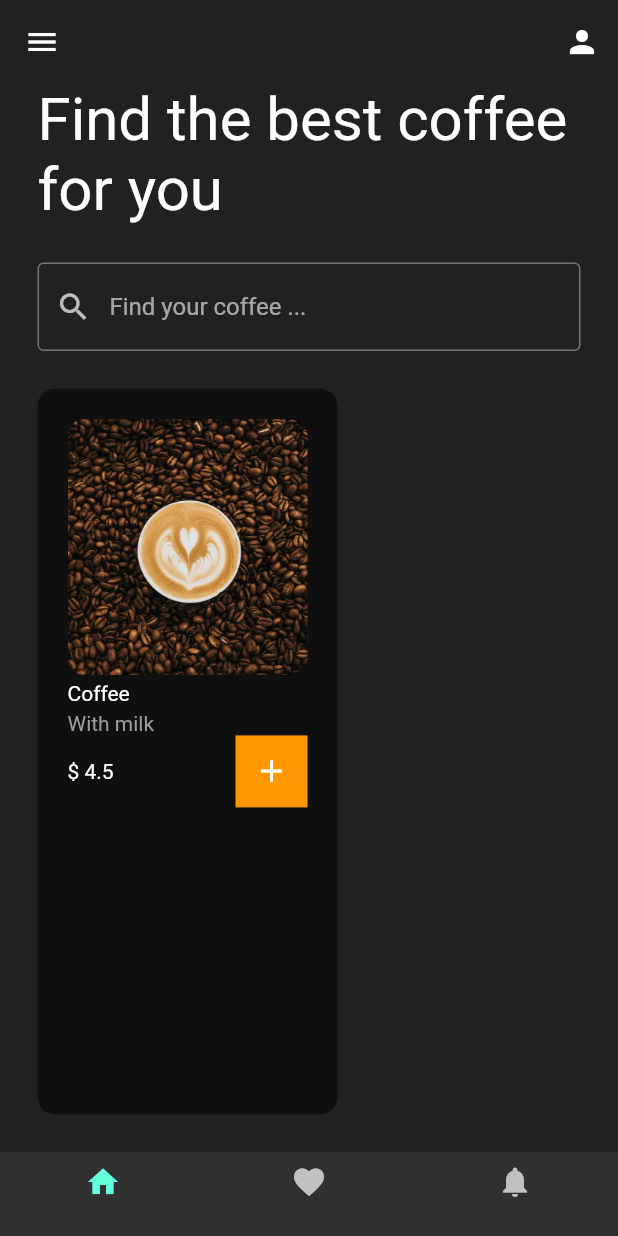
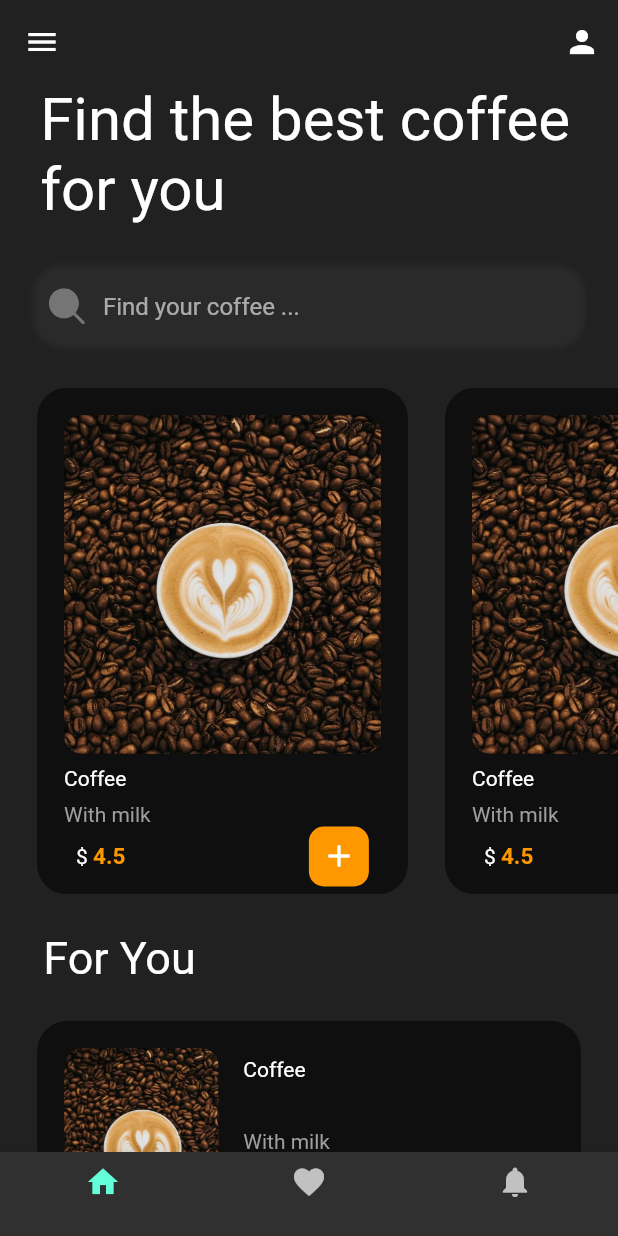
Before and after one commit to MERakram/tea_salon, a Flutter app: the screen it shows after launch, on a phone screen of 412 x 824 dp. Run offline on Flutter 3.47's test engine with Material 2 defaults, Android fonts, the phone set to English and light mode, and no system bars; our stand-ins replace flutter_svg, get.

Commit message:
two listviews + icon + getx start

```diff
--- a/lib/components/coffee_card.dart
+++ /dev/null
@@ -1,45 +0,0 @@
-import 'package:flutter/material.dart';
-
-class CoffeeCard extends StatelessWidget {
-  const CoffeeCard({Key? key}) : super(key: key);
-
-  @override
-  Widget build(BuildContext context) {
-    return Padding(
-      padding: const EdgeInsets.only(left: 25, bottom: 25),
-      child: Container(
-        padding: const EdgeInsets.all(20),
-        width: 200,
-        decoration: BoxDecoration(
-          borderRadius: BorderRadius.circular(12),
-          color: Colors.black54,
-        ),
-        child: Column(
-          crossAxisAlignment: CrossAxisAlignment.start,
-          children: [
-            ClipRRect(
-              borderRadius: BorderRadius.circular(12),
-              child: Image.asset('assets/images/coffee.jpg'),
-            ),
-            const SizedBox(height: 4,),
-            const Text('Coffee'),
-            const SizedBox(height: 4,),
-            Text(
-              'With milk',
-              style: TextStyle(color: Colors.grey[500]),
-            ),
-            Row(
-              mainAxisAlignment: MainAxisAlignment.spaceBetween,
-              children:[
-                const Text('\$ 4.5'),
-                Container(
-                  color: Colors.orange,
-                  child: IconButton(onPressed: (){}, icon: const Icon(Icons.add)))
-              ]
-            )
-          ],
-        ),
-      ),
-    );
-  }
-}
--- /dev/null
+++ b/lib/components/horizontal_coffee_card.dart
@@ -0,0 +1,75 @@
+import 'package:flutter/material.dart';
+
+class HorizontalCoffeeCard extends StatelessWidget {
+  const HorizontalCoffeeCard({Key? key}) : super(key: key);
+
+  @override
+  Widget build(BuildContext context) {
+    Size size = MediaQuery.of(context).size;
+    double height = size.height;
+    double width = size.width;
+    return Padding(
+      padding: EdgeInsets.only(left: width * 0.06),
+      child: Container(
+        padding: const EdgeInsets.all(18),
+        width: width * 0.6,
+        decoration: BoxDecoration(
+          borderRadius: BorderRadius.circular(20),
+          color: Colors.black54,
+        ),
+        child: Column(
+          crossAxisAlignment: CrossAxisAlignment.start,
+          children: [
+            ClipRRect(
+              borderRadius: BorderRadius.circular(12),
+              child: Image.asset('assets/images/coffee.jpg'),
+            ),
+             SizedBox(
+              height: height*0.01,
+            ),
+            const Text('Coffee'),
+             SizedBox(
+              height: height*0.01,
+            ),
+            Text(
+              'With milk',
+              style: TextStyle(color: Colors.grey[500]),
+            ),
+            Padding(
+              padding: const EdgeInsets.symmetric(horizontal: 8.0),
+              child: Row(
+                mainAxisAlignment: MainAxisAlignment.spaceBetween,
+                children: [
+                  Text.rich(
+                    TextSpan(
+                      text: '\$ ',
+                      children: <InlineSpan>[
+                        TextSpan(
+                          text: '4.5',
+                          style: TextStyle(
+                              fontSize: 15,
+                              fontWeight: FontWeight.bold,
+                              color: Colors.orange),
+                        )
+                      ],
+                    ),
+                  ),
+                  Container(
+                    padding: const EdgeInsets.all(8),
+                    decoration: BoxDecoration(
+                      borderRadius: BorderRadius.circular(10),
+                      color: Colors.orange,
+                    ),
+                    child: Icon(
+                      Icons.add,
+                    ),
+                  ),
+                ],
+              ),
+            ),
+          ],
+        ),
+      ),
+    );
+  }
+}
--- /dev/null
+++ b/lib/components/vertical_coffee_cards.dart
@@ -0,0 +1,104 @@
+import 'package:flutter/material.dart';
+
+class VerticalCoffeeCard extends StatelessWidget {
+  const VerticalCoffeeCard({Key? key}) : super(key: key);
+
+  @override
+  Widget build(BuildContext context) {
+    Size size = MediaQuery.of(context).size;
+    double height = size.height;
+    double width = size.width;
+    return Padding(
+      padding: EdgeInsets.only(left: width * 0.06, right: width * 0.06),
+      child: Container(
+        margin: EdgeInsets.only(bottom: height*0.01),
+        padding: const EdgeInsets.all(18),
+        height: height * 0.2,
+        decoration: BoxDecoration(
+          borderRadius: BorderRadius.circular(20),
+          color: Colors.black54,
+        ),
+        child: Row(
+          crossAxisAlignment: CrossAxisAlignment.start,
+          children: [
+            Flexible(
+              flex: 1,
+              child: Container(
+                height: height * 0.25,
+                width: width*0.25,
+                child: ClipRRect(
+                  borderRadius: BorderRadius.circular(12),
+                  child: Image.asset(
+                    'assets/images/coffee.jpg',
+                    scale: 4,fit: BoxFit.cover,
+                  ),
+                ),
+              ),
+            ),
+            SizedBox(
+              width: width * 0.02,
+            ),
+            Flexible(
+              flex: 2,
+              child: Container(
+                // color: Colors.deepPurpleAccent,
+                child: Column(
+                  mainAxisAlignment: MainAxisAlignment.spaceAround,
+                  crossAxisAlignment: CrossAxisAlignment.start,
+                  children: [
+                    Padding(
+                      padding: EdgeInsets.only(left:width * 0.02 ),
+                      child: Text('Coffee'),
+                    ),
+                    SizedBox(
+                      height: height * 0.01,
+                    ),
+                    Padding(
+                      padding: EdgeInsets.only(left:width * 0.02 ),
+                      child: Text(
+                        'With milk',
+                        style: TextStyle(color: Colors.grey[500]),
+                      ),
+                    ),
+                    Padding(
+                      padding: const EdgeInsets.symmetric(horizontal: 8.0),
+                      child: Row(
+                        mainAxisAlignment: MainAxisAlignment.spaceBetween,
+                        children: [
+                          Text.rich(
+                            TextSpan(
+                              text: '\$ ',
+                              children: <InlineSpan>[
+                                TextSpan(
+                                  text: '4.5',
+                                  style: TextStyle(
+                                      fontSize: 15,
+                                      fontWeight: FontWeight.bold,
+                                      color: Colors.orange),
+                                )
+                              ],
+                            ),
+                          ),
+                          Container(
+                            padding: const EdgeInsets.all(8),
+                            decoration: BoxDecoration(
+                              borderRadius: BorderRadius.circular(10),
+                              color: Colors.orange,
+                            ),
+                            child: Icon(
+                              Icons.add,
+                            ),
+                          ),
+                        ],
+                      ),
+                    ),
+                  ],
+                ),
+              ),
+            ),
+          ],
+        ),
+      ),
+    );
+  }
+}
--- /dev/null
+++ b/lib/controllers/FetchData.dart
@@ -0,0 +1,6 @@
+class FetchData
+{
+  String fetch(){
+    return 'api response';
+  }
+}
--- a/lib/main.dart
+++ b/lib/main.dart
@@ -1,4 +1,5 @@
 import 'package:flutter/material.dart';
+import 'package:get/get_navigation/src/root/get_material_app.dart';
 import 'package:tea_salon/pages/home_page.dart';
 
 void main() {
@@ -11,13 +12,13 @@ class MyApp extends StatelessWidget {
   // This widget is the root of your application.
   @override
   Widget build(BuildContext context) {
-    return MaterialApp(
-      title: 'Flutter Demo',
+    return GetMaterialApp(
+      debugShowCheckedModeBanner: false,
       theme: ThemeData(
         brightness: Brightness.dark,
         primarySwatch: Colors.orange,
       ),
-      home: const HomePage(),
+      home: HomePage(),
     );
   }
 }
--- /dev/null
+++ b/lib/pages/ProfilePage.dart
@@ -0,0 +1,11 @@
+import 'package:flutter/material.dart';
+class ProfilePage extends StatelessWidget {
+  const ProfilePage({Key? key}) : super(key: key);
+
+  @override
+  Widget build(BuildContext context) {
+    return SafeArea(child: Scaffold(
+      body: Container(color: Colors.red,),
+    ));
+  }
+}
--- a/lib/pages/home_page.dart
+++ b/lib/pages/home_page.dart
@@ -1,8 +1,15 @@
 // ignore_for_file: prefer_const_constructors, prefer_const_literals_to_create_immutables
 
+import 'dart:ui';
+
 import 'package:flutter/material.dart';
+import 'package:flutter_svg/flutter_svg.dart';
+import 'package:get/get.dart';
+import 'package:tea_salon/controllers/FetchData.dart';
 
-import '../components/coffee_card.dart';
+import '../components/horizontal_coffee_card.dart';
+import '../components/vertical_coffee_cards.dart';
+import 'ProfilePage.dart';
 
 class HomePage extends StatefulWidget {
   const HomePage({Key? key}) : super(key: key);
@@ -14,13 +21,31 @@ class HomePage extends StatefulWidget {
 class _HomePageState extends State<HomePage> {
   @override
   Widget build(BuildContext context) {
-    return SafeArea(
+    final fetchData =Get.put(FetchData());
+    Size size = MediaQuery.of(context).size;
+    double height = size.height;
+    double width = size.width;
+    return GestureDetector(
+        onTap: () {
+      FocusScopeNode currentFocus = FocusScope.of(context);
+
+      if (!currentFocus.hasPrimaryFocus) {
+        currentFocus.unfocus();
+      }
+    },
+      child: SafeArea(
         child: Scaffold(
           resizeToAvoidBottomInset: false,
           backgroundColor: Colors.grey[900],
           appBar: AppBar(
             leading: IconButton(onPressed: () {}, icon: Icon(Icons.menu)),
-          actions: [IconButton(onPressed: () {}, icon: Icon(Icons.person))],
+            actions: [
+              IconButton(
+                  onPressed: () {
+                    Get.to(ProfilePage());
+                  },
+                  icon: Icon(Icons.person))
+            ],
             elevation: 0,
             backgroundColor: Colors.transparent,
           ),
@@ -31,11 +56,12 @@ class _HomePageState extends State<HomePage> {
               BottomNavigationBarItem(icon: Icon(Icons.notifications), label: ''),
             ],
           ),
-        body: Column(
+          body: ListView(
+            shrinkWrap: true,
             children: [
               // best coffee for you
               Padding(
-              padding: const EdgeInsets.symmetric(horizontal: 25),
+                padding:  EdgeInsets.symmetric(horizontal: width*0.065),
                 child: Text(
                   'Find the best coffee for you',
                   style: TextStyle(
@@ -44,37 +70,86 @@ class _HomePageState extends State<HomePage> {
                 ),
               ),
               SizedBox(
-              height: 25,
+                height: height*0.03,
               ),
               // search bar
-            Padding(
-              padding: const EdgeInsets.symmetric(horizontal: 25),
+              Container(
                 child: TextField(
                   decoration: InputDecoration(
-                  prefixIcon: Icon(Icons.search),
+                    enabledBorder: OutlineInputBorder(
+                      borderSide: BorderSide(color: Colors.transparent),
+                      borderRadius: BorderRadius.circular(12),
+                    ),
+                    focusedBorder: OutlineInputBorder(
+                      borderSide:
+                      BorderSide(color: Colors.transparent),
+                      borderRadius: BorderRadius.circular(12),
+                    ),
+                    prefixIcon: Padding(
+                      padding: const EdgeInsets.all(12.0),
+                      child: SvgPicture.asset('assets/images/search.svg',color: Colors.grey[600],width: 10,),
+                    ),
                     hintText: 'Find your coffee ...',
-                  focusedBorder: OutlineInputBorder(
-                    borderSide: BorderSide(color: Colors.grey.shade600),
                   ),
-                  enabledBorder: OutlineInputBorder(
-                    borderSide: BorderSide(color: Colors.grey.shade600),
                 ),
+                decoration: BoxDecoration(
+                  borderRadius: BorderRadius.circular(20),
+                   color: Colors.transparent,
+                  boxShadow: [
+                    BoxShadow(
+                      color: const Color(0xFF777676).withOpacity(0.1),
+                      spreadRadius: -2,
+                      blurRadius: 2,
+                      offset: Offset(0, 0),
+                    ),
+                  ],
+                ),
+                width: width*0.9,
+                margin: EdgeInsets.symmetric(horizontal:width*0.05),
+              ),
+              SizedBox(
+                height: height*0.03,
+              ),
+              // horiwontal coffee list
+              Container(
+                height: height*0.41,
+                // color: Colors.green,
+                child: ListView.builder(
+                  shrinkWrap: true,
+                  scrollDirection: Axis.horizontal,
+                  itemCount: 4,
+                  physics: const BouncingScrollPhysics(parent: null),
+                  itemBuilder: (BuildContext context, int index) {
+                   return HorizontalCoffeeCard();
+                  },
+                ),
+              ),
+              SizedBox(
+                height: height*0.03,
+              ),
+              Padding(
+                padding:  EdgeInsets.symmetric(horizontal: width*0.07),
+                child: Text(
+                  'For You',
+                  style: TextStyle(
+                    fontSize: 30,
                   ),
                 ),
               ),
               SizedBox(
-              height: 25,
+                height: height*0.03,
               ),
-            // horiwontal coffee list
-            Expanded(
-              child: ListView(
-                scrollDirection: Axis.horizontal,
-                children: [
-                  CoffeeCard()
+              ListView.builder(
+                shrinkWrap: true,
+                scrollDirection: Axis.vertical,
+                itemCount: 4,
+                physics: const BouncingScrollPhysics(parent: null),
+                itemBuilder: (BuildContext context, int index) {
+                  return VerticalCoffeeCard();
+                },
+              ),
             ],
           ),
-            ),
-          ],
         ),
       ),
     );
--- a/pubspec.yaml
+++ b/pubspec.yaml
@@ -34,6 +34,8 @@ dependencies:
   # The following adds the Cupertino Icons font to your application.
   # Use with the CupertinoIcons class for iOS style icons.
   cupertino_icons: ^1.0.2
+  get: ^4.6.5
+  flutter_svg: ^1.1.0
 
 dev_dependencies:
   flutter_test:
```
Also changed, not shown: assets/images/search.svg (added), pubspec.lock. Lines whose indentation alone changed are shown as unchanged.
